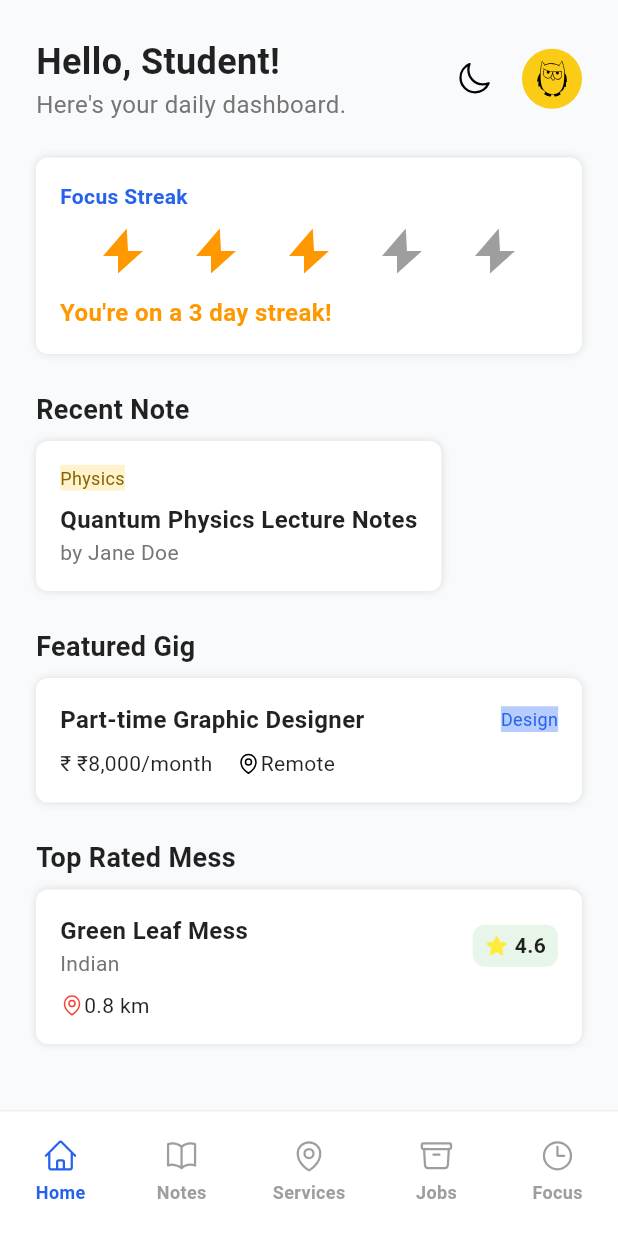
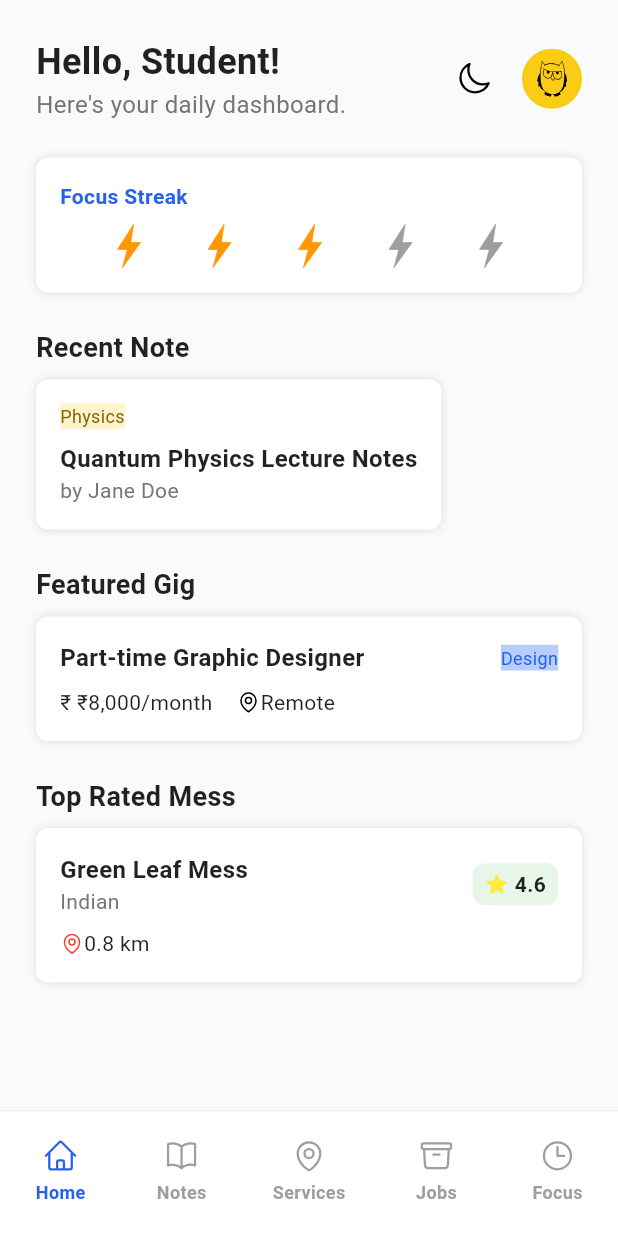
Before and after one commit to barshanpoddar/campusOwl-new, a Flutter app: the screen it shows after launch, on a phone screen of 412 x 824 dp. Run offline on Flutter 3.47's test engine with Material 3 defaults, Android fonts, the phone set to English and light mode, and no system bars; our stand-ins replace flutter_svg, internet_connection_checker, shared_preferences; Roboto replaces fonts that are missing (Poppins).

Commit message:
Refactor: Update fire icon size and remove streak message from HomeScreen

```diff
--- a/lib/screens/home_screen.dart
+++ b/lib/screens/home_screen.dart
@@ -116,20 +116,10 @@ class _HomeScreenState extends State<HomeScreen> {
                           return AppIcon(
                             assetName: 'fire',
                             icon: Icons.local_fire_department,
-                            size: 40,
+                            size: 30,
                             color: streak[index] ? Colors.orange : Colors.grey,
                           );
                         }),
-                      ),
-                      const SizedBox(height: 8),
-                      Text(
-                        'You\'re on a $currentStreak day streak!',
-                        textAlign: TextAlign.center,
-                        style: const TextStyle(
-                          fontWeight: FontWeight.bold,
-                          fontSize: 16,
-                          color: Colors.orange,
-                        ),
                       ),
                     ],
                   ),
```
Also changed, not shown: assets/icons/fire.svg.
